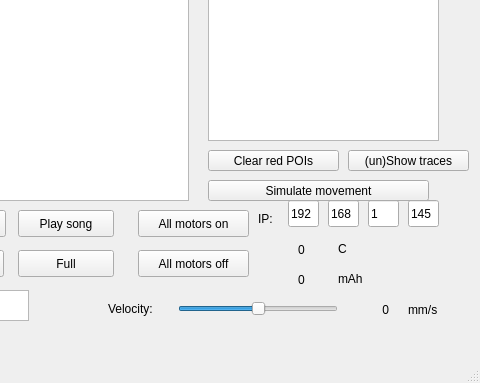
Old version of the form src/ui/mainwindow.ui in the repository joonaspessi/rotfl; both pictures show x 222 to 702 and y 287 to 670 of the 702 by 670 pixel window.
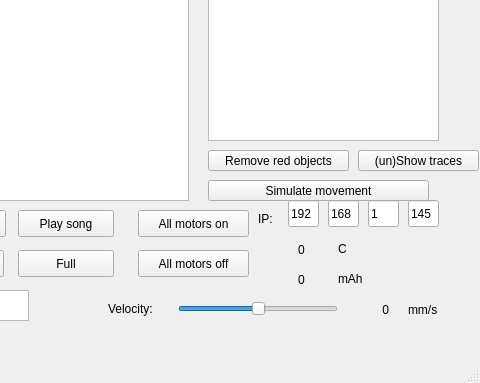
New version of the form. Custom widgets are drawn as their Qt base class.

```diff
--- a/src/ui/mainwindow.ui
+++ b/src/ui/mainwindow.ui
@@ -215,12 +215,12 @@
      <rect>
       <x>430</x>
       <y>420</y>
-      <width>131</width>
+      <width>141</width>
       <height>21</height>
      </rect>
     </property>
     <property name="text">
-     <string>Clear red POIs</string>
+     <string>Remove red objects</string>
     </property>
    </widget>
    <widget class="QPushButton" name="pushButton_Connect">
@@ -382,7 +382,7 @@
    <widget class="QPushButton" name="pushButton_unshowTraces">
     <property name="geometry">
      <rect>
-      <x>570</x>
+      <x>580</x>
       <y>420</y>
       <width>121</width>
       <height>21</height>
```
Left out of the diff: 4 changed lines with no effect on the pictures.
